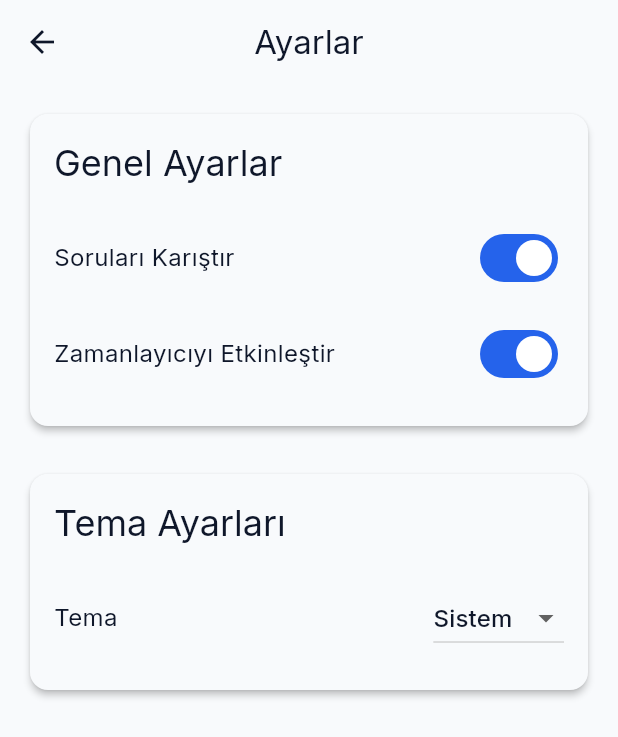
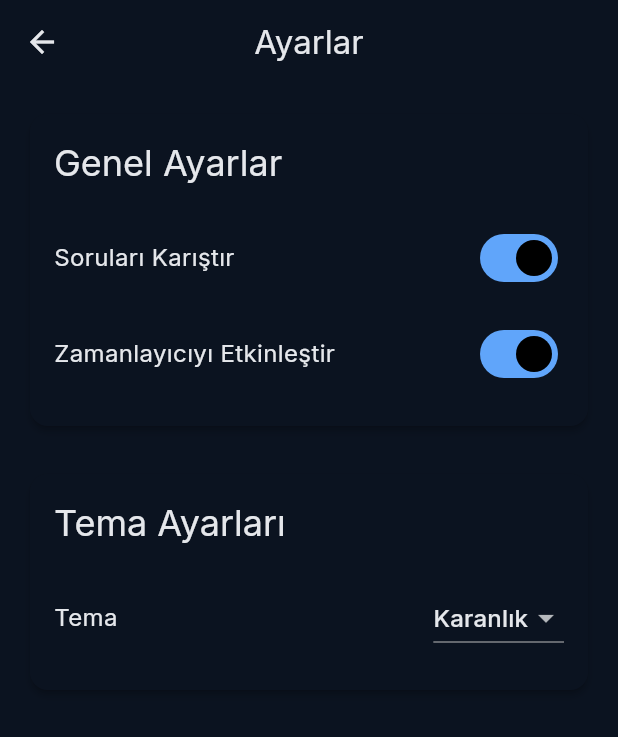
Before and after one commit to DeSiLencee/Ehliyet_Sinav_Uygulamasi, a Flutter app: the screen it shows after launch, after a tap on "Ayarlar", on a phone screen of 412 x 824 dp. Shown: the top 737 px of the screen. Run offline on Flutter 3.47's test engine with Material 3 defaults, Android fonts, the light colour scheme and no system bars; our stand-ins replace firebase_core, firebase_database, google_fonts, shared_preferences; accounts and stored records are empty.

Commit message:
Feat: Implement theme customization
- Removed 'System' theme option from settings.
- Set 'Dark' mode as the default theme.
- Updated theme provider to reflect these changes.

```diff
--- a/ehliyet_sinav_uyg/lib/features/settings/settings_screen.dart
+++ b/ehliyet_sinav_uyg/lib/features/settings/settings_screen.dart
@@ -76,10 +76,6 @@ class SettingsScreen extends StatelessWidget {
                           },
                           items: const [
                             DropdownMenuItem(
-                              value: ThemeMode.system,
-                              child: Text('Sistem'),
-                            ),
-                            DropdownMenuItem(
                               value: ThemeMode.light,
                               child: Text('Aydınlık'),
                             ),
--- a/ehliyet_sinav_uyg/lib/providers/settings_provider.dart
+++ b/ehliyet_sinav_uyg/lib/providers/settings_provider.dart
@@ -5,7 +5,7 @@ class SettingsProvider with ChangeNotifier {
   bool _shuffleQuestions = true;
 
   bool _timerEnabled = true;
-  ThemeMode _themeMode = ThemeMode.system;
+  ThemeMode _themeMode = ThemeMode.dark;
 
   bool get shuffleQuestions => _shuffleQuestions;
 
@@ -21,7 +21,7 @@ class SettingsProvider with ChangeNotifier {
     _shuffleQuestions = prefs.getBool('shuffleQuestions') ?? true;
 
     _timerEnabled = prefs.getBool('timerEnabled') ?? true;
-    _themeMode = ThemeMode.values[prefs.getInt('themeMode') ?? ThemeMode.system.index];
+    _themeMode = ThemeMode.values[prefs.getInt('themeMode') ?? ThemeMode.dark.index];
     notifyListeners();
   }
 
```
